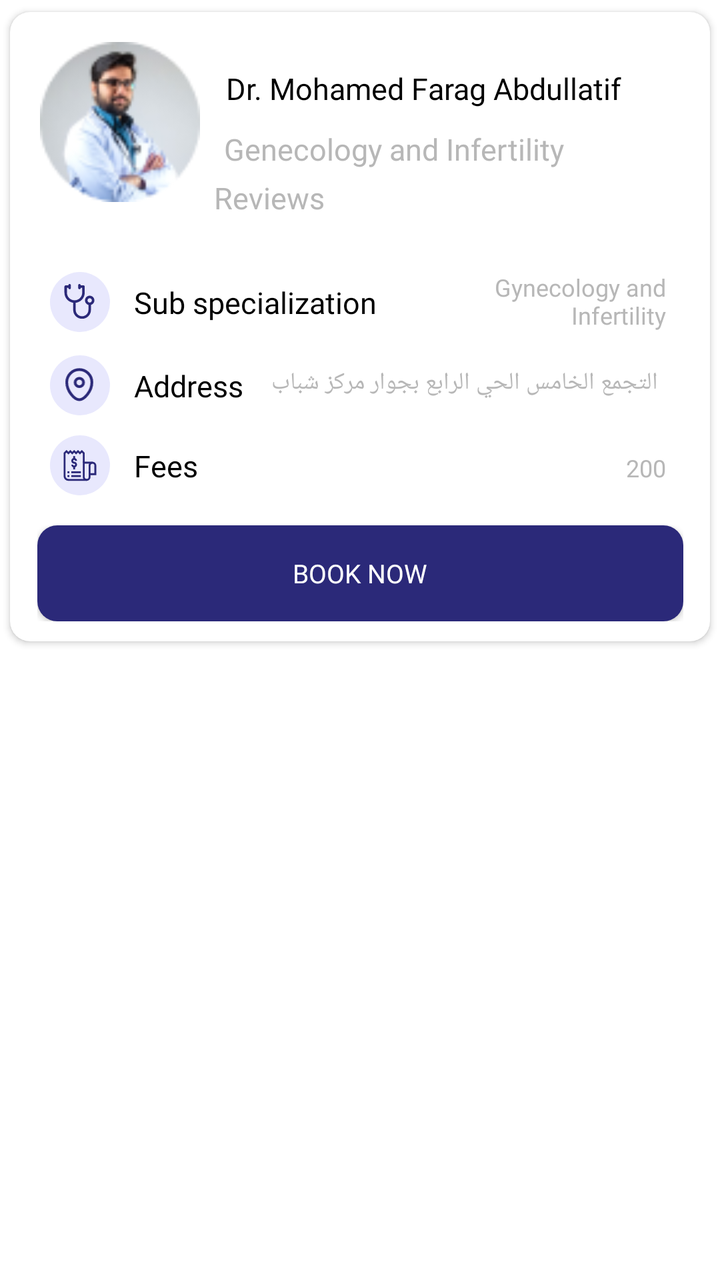
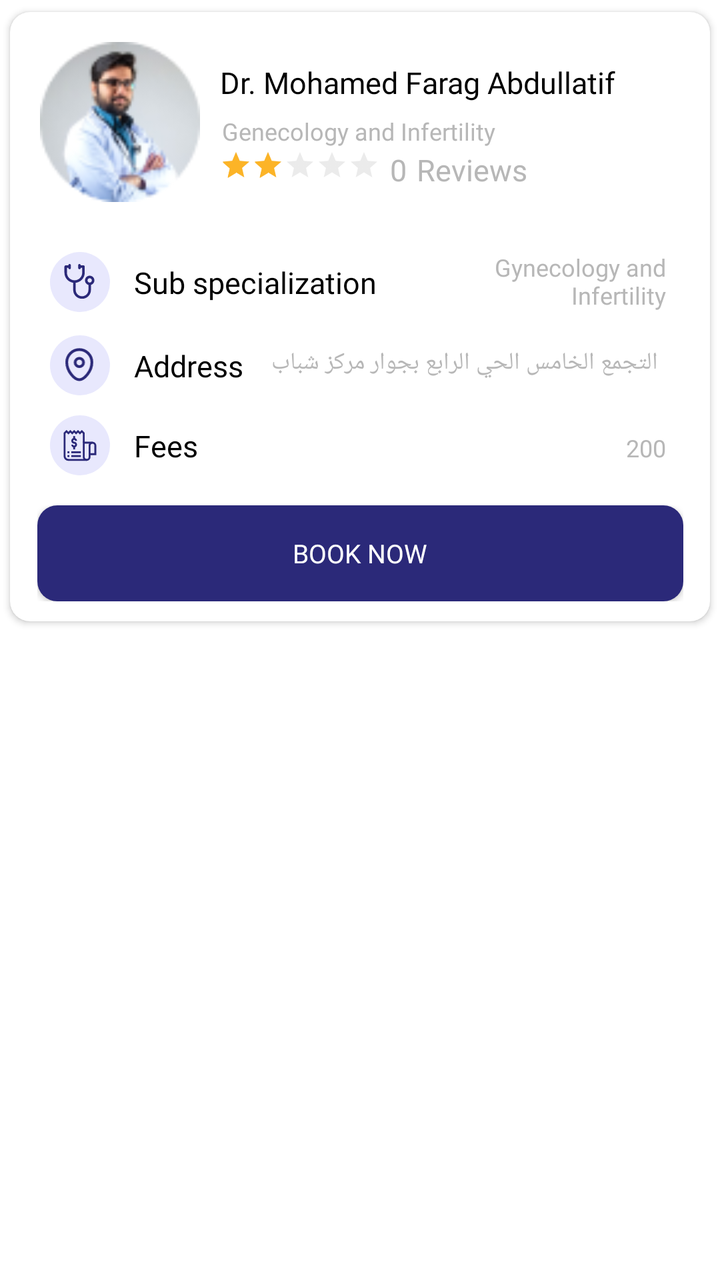

Screens rendered from an Android XML layout before and after an edit, with the pre-edit source and the edit as a unified diff.
<!-- AndroidManifest.xml: application theme Theme.NewDesign -->
<!-- res/layout/item_layout_doctors.xml -->
<?xml version="1.0" encoding="utf-8"?>
<layout xmlns:android="http://schemas.android.com/apk/res/android"
    xmlns:app="http://schemas.android.com/apk/res-auto">

    <androidx.constraintlayout.widget.ConstraintLayout
        android:layout_width="match_parent"
        android:layout_height="wrap_content">

        <androidx.cardview.widget.CardView
            android:id="@+id/cardview"
            android:layout_width="match_parent"
            android:layout_height="wrap_content"
            app:cardCornerRadius="10dp"
            app:cardUseCompatPadding="true"
            app:layout_constraintEnd_toEndOf="parent"
            app:layout_constraintStart_toStartOf="parent"
            app:layout_constraintTop_toTopOf="parent">

            <androidx.constraintlayout.widget.ConstraintLayout
                android:id="@+id/layput_services"
                android:layout_width="match_parent"
                android:layout_height="match_parent"
                android:padding="5dp">

                <androidx.constraintlayout.widget.ConstraintLayout
                    android:id="@+id/layout_doctorsDetail"
                    android:layout_width="match_parent"
                    android:layout_height="wrap_content"
                    android:layout_margin="10dp"
                    app:layout_constraintEnd_toEndOf="parent"
                    app:layout_constraintStart_toStartOf="parent"
                    app:layout_constraintTop_toTopOf="parent">

                    <com.google.android.material.imageview.ShapeableImageView
                        android:id="@+id/iv_doctorProfile"
                        android:layout_width="80dp"
                        android:layout_height="80dp"
                        android:src="@drawable/ic_docspecialization"
                        app:layout_constraintStart_toStartOf="parent"
                        app:layout_constraintTop_toTopOf="parent" />

                    <androidx.appcompat.widget.AppCompatTextView
                        android:id="@+id/tv_doctorName"
                        android:layout_width="0dp"
                        android:layout_height="wrap_content"
                        android:layout_marginStart="10dp"
                        android:layout_marginTop="10dp"
                        android:fontFamily="@font/avenirltstd_roman"
                        android:gravity="start"
                        android:padding="3dp"
                        android:text="Dr. Mohamed Farag Abdullatif"
                        android:textColor="@color/black"
                        android:textSize="15sp"
                        app:layout_constraintStart_toEndOf="@+id/iv_doctorProfile"
                        app:layout_constraintTop_toTopOf="@+id/iv_doctorProfile" />

                    <androidx.appcompat.widget.AppCompatTextView
                        android:id="@+id/tv_Specialization"
                        android:layout_width="0dp"
                        android:layout_height="wrap_content"
                        android:layout_marginStart="10dp"
                        android:layout_marginTop="5dp"
                        android:fontFamily="@font/avenirltstd_roman"
                        android:gravity="start"
                        android:padding="2dp"
                        android:text="Genecology and Infertility"
                        android:textColor="@color/gray"
                        android:textSize="15sp"
                        app:layout_constraintStart_toEndOf="@+id/iv_doctorProfile"
                        app:layout_constraintEnd_toEndOf="parent"
                        android:layout_marginEnd="@dimen/_10sdp"
                        app:layout_constraintTop_toBottomOf="@+id/tv_doctorName" />

                    <com.google.android.material.imageview.ShapeableImageView
                        android:id="@+id/iv_star"
                        android:layout_width="18dp"
                        android:layout_height="15dp"
                        android:layout_marginStart="10dp"
                        android:adjustViewBounds="true"
                        android:visibility="gone"
                        android:src="@drawable/ic_star"
                        app:layout_constraintBottom_toBottomOf="parent"
                        app:layout_constraintStart_toEndOf="@+id/iv_doctorProfile"
                        app:layout_constraintTop_toBottomOf="@+id/tv_Specialization" />

                    <androidx.appcompat.widget.AppCompatTextView
                        android:id="@+id/tv_Reviews"
                        android:layout_width="0dp"
                        android:layout_height="wrap_content"
                        android:layout_marginStart="5dp"
                        android:fontFamily="@font/avenirltstd_roman"
                        android:gravity="start"
                        android:padding="2dp"
                        android:text="@string/reviews"
                        android:textColor="@color/gray"
                        android:textSize="15sp"
                        app:layout_constraintStart_toEndOf="@+id/iv_star"
                        app:layout_constraintTop_toBottomOf="@+id/tv_Specialization" />

                </androidx.constraintlayout.widget.ConstraintLayout>


                <androidx.constraintlayout.widget.ConstraintLayout
                    android:id="@+id/layout_Subspecialization"
                    android:layout_width="match_parent"
                    android:layout_height="wrap_content"
                    android:layout_marginTop="10dp"
                    android:padding="5dp"
                    app:layout_constraintTop_toBottomOf="@+id/layout_doctorsDetail">

                    <androidx.constraintlayout.widget.ConstraintLayout
                        android:id="@+id/layout_Sub_specialization"
                        android:layout_width="30dp"
                        android:layout_height="30dp"
                        android:layout_marginTop="10dp"
                        android:layout_marginStart="10dp"
                        android:background="@drawable/bg_image_circle"
                        app:layout_constraintStart_toStartOf="parent"
                        app:layout_constraintTop_toTopOf="parent">

                        <com.google.android.material.imageview.ShapeableImageView
                            android:id="@+id/iv_sub_specialization"
                            android:layout_width="18dp"
                            android:layout_height="18dp"
                            android:adjustViewBounds="true"
                            android:src="@drawable/ic_sub_specialization"
                            app:layout_constraintBottom_toBottomOf="parent"
                            app:layout_constraintEnd_toEndOf="parent"
                            app:layout_constraintStart_toStartOf="parent"
                            app:layout_constraintTop_toTopOf="parent" />
                    </androidx.constraintlayout.widget.ConstraintLayout>

                    <androidx.appcompat.widget.AppCompatTextView
                        android:id="@+id/tv_sub_specialization"
                        android:layout_width="wrap_content"
                        android:layout_height="wrap_content"
                        android:layout_marginStart="10dp"
                        android:layout_marginTop="10dp"
                        android:fontFamily="@font/avenirltstd_roman"
                        android:gravity="start"
                        android:padding="2dp"
                        android:text="@string/sub_specialization"
                        android:textColor="@color/black"
                        android:textSize="15sp"
                        app:layout_constraintStart_toEndOf="@+id/layout_Sub_specialization"
                        app:layout_constraintBottom_toBottomOf="@+id/layout_Sub_specialization"
                       app:layout_constraintTop_toTopOf="parent" />

                    <androidx.appcompat.widget.AppCompatTextView
                            android:id="@+id/sub_specialization"
                            android:layout_width="0dp"
                            android:layout_height="wrap_content"
                            android:layout_marginStart="10dp"
                            android:layout_marginTop="10dp"
                            android:layout_marginEnd="10dp"
                            android:fontFamily="@font/avenirltstd_black"
                            android:gravity="end"
                            android:padding="2dp"
                            android:text="Gynecology and Infertility"
                            android:textColor="@color/gray"
                            android:textSize="12sp"
                            app:layout_constraintEnd_toEndOf="parent"
                            app:layout_constraintStart_toEndOf="@+id/tv_sub_specialization"
                            app:layout_constraintBottom_toBottomOf="@+id/layout_Sub_specialization"
                            app:layout_constraintTop_toTopOf="parent" app:layout_constraintHorizontal_bias="0.0"
                            app:layout_constraintVertical_bias="0.687"/>
                </androidx.constraintlayout.widget.ConstraintLayout>
                <androidx.constraintlayout.widget.ConstraintLayout
                    android:id="@+id/Address"
                    android:layout_width="match_parent"
                    android:layout_height="wrap_content"
                    android:padding="5dp"
                    app:layout_constraintTop_toBottomOf="@+id/layout_Subspecialization">

                    <androidx.constraintlayout.widget.ConstraintLayout
                        android:id="@+id/layout_Address"
                        android:layout_width="30dp"
                        android:layout_height="30dp"
                        android:layout_marginStart="10dp"
                        android:background="@drawable/bg_image_circle"
                        app:layout_constraintStart_toStartOf="parent"
                        app:layout_constraintTop_toTopOf="parent">

                        <com.google.android.material.imageview.ShapeableImageView
                            android:id="@+id/iv_Address"
                            android:layout_width="18dp"
                            android:layout_height="18dp"
                            android:adjustViewBounds="true"
                            android:src="@drawable/ic_location"
                            app:layout_constraintBottom_toBottomOf="parent"
                            app:layout_constraintEnd_toEndOf="parent"
                            app:layout_constraintStart_toStartOf="parent"
                            app:layout_constraintTop_toTopOf="parent" />
                    </androidx.constraintlayout.widget.ConstraintLayout>

                    <androidx.appcompat.widget.AppCompatTextView
                        android:id="@+id/tv_Address"
                        android:layout_width="wrap_content"
                        android:layout_height="wrap_content"
                        android:layout_marginStart="10dp"
                        android:fontFamily="@font/avenirltstd_roman"
                        android:gravity="start"
                        android:padding="2dp"
                        android:text="@string/address"
                        android:textColor="@color/black"
                        android:textSize="15sp"
                        app:layout_constraintStart_toEndOf="@+id/layout_Address"
                        app:layout_constraintBottom_toBottomOf="@+id/layout_Address"
                        app:layout_constraintTop_toTopOf="parent" />

                    <androidx.appcompat.widget.AppCompatTextView
                        android:id="@+id/location"
                        android:layout_width="0dp"
                        android:layout_height="wrap_content"
                        android:layout_marginStart="10dp"
                        android:layout_marginEnd="10dp"
                        android:fontFamily="@font/avenirltstd_black"
                        android:gravity="end"
                        android:padding="2dp"
                        android:maxLines="1"
                        android:text="التجمع الخامس الحي الرابع بجوار مركز شباب التجمع الخامس 44 بـــ شارع 11"
                        android:textColor="@color/gray"
                        android:textSize="12sp"
                        app:layout_constraintEnd_toEndOf="parent"
                        app:layout_constraintStart_toEndOf="@+id/tv_Address"
                        app:layout_constraintBottom_toBottomOf="@+id/tv_Address"
                        app:layout_constraintTop_toTopOf="parent" />
                </androidx.constraintlayout.widget.ConstraintLayout>
                <androidx.constraintlayout.widget.ConstraintLayout
                    android:id="@+id/Waiting_Time"
                    android:layout_width="match_parent"
                    android:layout_height="wrap_content"
                    android:padding="5dp"
                    android:visibility="gone"
                    app:layout_constraintTop_toBottomOf="@+id/Address">

                    <androidx.constraintlayout.widget.ConstraintLayout
                        android:id="@+id/layout_Waiting_Time"
                        android:layout_width="30dp"
                        android:layout_height="30dp"
                        android:layout_marginStart="10dp"
                        android:background="@drawable/bg_image_circle"
                        app:layout_constraintStart_toStartOf="parent"
                        app:layout_constraintTop_toTopOf="parent">

                        <com.google.android.material.imageview.ShapeableImageView
                            android:id="@+id/iv_WaitingTime"
                            android:layout_width="18dp"
                            android:layout_height="18dp"
                            android:adjustViewBounds="true"
                            android:src="@drawable/ic_watingtime"
                            app:layout_constraintBottom_toBottomOf="parent"
                            app:layout_constraintEnd_toEndOf="parent"
                            app:layout_constraintStart_toStartOf="parent"
                            app:layout_constraintTop_toTopOf="parent" />
                    </androidx.constraintlayout.widget.ConstraintLayout>

                    <androidx.appcompat.widget.AppCompatTextView
                        android:id="@+id/tv_WaitingTime"
                        android:layout_width="wrap_content"
                        android:layout_height="wrap_content"
                        android:layout_marginStart="10dp"
                        android:fontFamily="@font/avenirltstd_roman"
                        android:gravity="start"
                        android:padding="2dp"
                        android:text="@string/waiting_time"
                        android:textColor="@color/black"
                        android:textSize="15sp"
                        app:layout_constraintStart_toEndOf="@+id/layout_Waiting_Time"
                        app:layout_constraintBottom_toBottomOf="@+id/layout_Waiting_Time"
                        app:layout_constraintTop_toTopOf="parent" />

                    <androidx.appcompat.widget.AppCompatTextView
                        android:id="@+id/waitingTime"
                        android:layout_width="0dp"
                        android:layout_height="wrap_content"
                        android:layout_marginStart="10dp"
                        android:layout_marginEnd="10dp"
                        android:fontFamily="@font/avenirltstd_black"
                        android:gravity="start"
                        android:padding="2dp"
                        android:text=""
                        android:textColor="@color/gray"
                        android:textSize="12sp"
                        app:layout_constraintEnd_toEndOf="parent"
                        app:layout_constraintStart_toEndOf="@+id/tv_WaitingTime"
                        app:layout_constraintBottom_toBottomOf="@+id/tv_WaitingTime"
                        app:layout_constraintTop_toTopOf="parent" />
                </androidx.constraintlayout.widget.ConstraintLayout>
                <androidx.constraintlayout.widget.ConstraintLayout
                    android:id="@+id/Fees"
                    android:layout_width="match_parent"
                    android:layout_height="wrap_content"
                    android:padding="5dp"
                    app:layout_constraintTop_toBottomOf="@+id/Waiting_Time">

                    <androidx.constraintlayout.widget.ConstraintLayout
                        android:id="@+id/layout_Fees"
                        android:layout_width="30dp"
                        android:layout_height="30dp"
                        android:layout_marginStart="10dp"
                        android:background="@drawable/bg_image_circle"
                        app:layout_constraintStart_toStartOf="parent"
                        app:layout_constraintTop_toTopOf="parent">

                        <com.google.android.material.imageview.ShapeableImageView
                            android:id="@+id/iv_Fees"
                            android:layout_width="18dp"
                            android:layout_height="18dp"
                            android:adjustViewBounds="true"
                            android:src="@drawable/ic_fees"
                            app:layout_constraintBottom_toBottomOf="parent"
                            app:layout_constraintEnd_toEndOf="parent"
                            app:layout_constraintStart_toStartOf="parent"
                            app:layout_constraintTop_toTopOf="parent" />
                    </androidx.constraintlayout.widget.ConstraintLayout>

                    <androidx.appcompat.widget.AppCompatTextView
                        android:id="@+id/tv_Fees"
                        android:layout_width="wrap_content"
                        android:layout_height="wrap_content"
                        android:layout_marginStart="10dp"

                        android:fontFamily="@font/avenirltstd_roman"
                        android:gravity="start"
                        android:padding="2dp"
                        android:text="@string/fees"
                        android:textColor="@color/black"
                        android:textSize="15sp"
                        app:layout_constraintStart_toEndOf="@+id/layout_Fees"
                        app:layout_constraintBottom_toBottomOf="@+id/layout_Fees"
                        app:layout_constraintTop_toTopOf="@id/layout_Fees" />

                    <androidx.appcompat.widget.AppCompatTextView
                        android:id="@+id/Feesresult"
                        android:layout_width="0dp"
                        android:layout_height="wrap_content"
                        android:layout_marginStart="10dp"
                        android:layout_marginEnd="10dp"
                        android:layout_marginTop="5dp"
                        android:fontFamily="@font/avenirltstd_black"
                        android:gravity="end"
                        android:padding="2dp"
                        android:text="200"
                        android:textColor="@color/gray"
                        android:textSize="12sp"
                        app:layout_constraintEnd_toEndOf="parent"
                        app:layout_constraintStart_toEndOf="@+id/tv_Fees"
                        app:layout_constraintBottom_toBottomOf="@+id/tv_Fees"
                        app:layout_constraintTop_toTopOf="parent" />
                </androidx.constraintlayout.widget.ConstraintLayout>

                <androidx.constraintlayout.widget.ConstraintLayout
                    android:id="@+id/layout"
                    android:layout_width="0dp"
                    android:layout_height="wrap_content"
                    app:layout_constraintEnd_toEndOf="parent"
                    app:layout_constraintStart_toStartOf="parent"
                    app:layout_constraintTop_toBottomOf="@+id/Fees"
                    app:layout_constraintBottom_toBottomOf="parent"
                    android:layout_marginBottom="5dp"
                    app:layout_constraintWidth_percent=".95"
                    android:layout_marginTop="10dp">
                    <androidx.appcompat.widget.AppCompatButton
                        android:id="@+id/btn_booking"
                        android:layout_width="0dp"
                        android:layout_height="wrap_content"
                        android:background="@drawable/bg_chooselang_button"
                        android:fontFamily="@font/avenirltstd_roman"
                        android:text="@string/book_now"
                        android:textColor="@color/white"
                        android:textSize="13sp"
                        app:layout_constraintEnd_toEndOf="parent"
                        app:layout_constraintStart_toStartOf="parent"
                        app:layout_constraintTop_toTopOf="parent"
                        />
                </androidx.constraintlayout.widget.ConstraintLayout>





            </androidx.constraintlayout.widget.ConstraintLayout>
        </androidx.cardview.widget.CardView>


    </androidx.constraintlayout.widget.ConstraintLayout>

</layout>
<!-- resources referenced by this layout -->
<resources>
  <color name="black">#FF000000</color>
  <color name="gray">#B7B7B7</color>
  <color name="white">#FFFFFFFF</color>
  <!-- drawable bg_chooselang_button (drawable) -->
  <?xml version="1.0" encoding="utf-8"?>
  <shape xmlns:android="http://schemas.android.com/apk/res/android"
      android:shape="rectangle"
      >
  
      <corners android:radius="10dp"/>
      <solid android:color="@color/blue"/>
  
  
  </shape>
  <!-- drawable bg_image_circle (drawable) -->
  <?xml version="1.0" encoding="utf-8"?>
  <shape xmlns:android="http://schemas.android.com/apk/res/android"
      android:shape="oval"
      >
  
      <solid android:color="@color/color_completeprofile"/>
      <size android:width="50dp" android:height="50dp"/>
  
  </shape>
  <!-- drawable ic_location (drawable) -->
  <vector xmlns:android="http://schemas.android.com/apk/res/android"
      android:width="11dp"
      android:height="13dp"
      android:viewportWidth="11"
      android:viewportHeight="13">
    <path
        android:strokeWidth="1"
        android:pathData="M6.766,5.471C6.766,4.636 6.09,3.96 5.256,3.96C4.422,3.96 3.746,4.636 3.746,5.471C3.746,6.305 4.422,6.981 5.256,6.981C6.09,6.981 6.766,6.305 6.766,5.471Z"
        android:strokeLineJoin="round"
        android:fillColor="#00000000"
        android:fillType="evenOdd"
        android:strokeColor="#2B2979"
        android:strokeLineCap="round"/>
    <path
        android:strokeWidth="1"
        android:pathData="M5.25,11.688C3.499,11.688 0.719,8.642 0.719,5.403C0.719,2.868 2.747,0.813 5.25,0.813C7.752,0.813 9.781,2.868 9.781,5.403C9.781,8.642 7.001,11.688 5.25,11.688Z"
        android:strokeLineJoin="round"
        android:fillColor="#00000000"
        android:fillType="evenOdd"
        android:strokeColor="#2B2979"
        android:strokeLineCap="round"/>
  </vector>
  <!-- drawable ic_watingtime (drawable) -->
  <vector xmlns:android="http://schemas.android.com/apk/res/android"
      android:width="15dp"
      android:height="15dp"
      android:viewportWidth="15"
      android:viewportHeight="15">
    <path
        android:strokeWidth="1"
        android:pathData="M12.838,7.25C12.838,10.337 10.336,12.839 7.25,12.839C4.163,12.839 1.661,10.337 1.661,7.25C1.661,4.164 4.163,1.662 7.25,1.662C10.336,1.662 12.838,4.164 12.838,7.25Z"
        android:strokeLineJoin="round"
        android:fillColor="#00000000"
        android:fillType="evenOdd"
        android:strokeColor="#2B2979"
        android:strokeLineCap="round"/>
    <path
        android:strokeWidth="1"
        android:pathData="M9.323,9.028L7.045,7.669V4.741"
        android:strokeLineJoin="round"
        android:fillColor="#00000000"
        android:strokeColor="#2B2979"
        android:strokeLineCap="round"/>
  </vector>
  <string name="address">Address</string>
  <string name="book_now">Book Now</string>
  <string name="fees">Fees</string>
  <string name="reviews">Reviews</string>
  <string name="sub_specialization">Sub specialization</string>
  <string name="waiting_time">Waiting Time</string>
  <style name="Theme.NewDesign" parent="Theme.MaterialComponents.Light.NoActionBar">
          
          <item name="colorPrimary">@color/purple_500</item>
          <item name="colorPrimaryVariant">@color/purple_700</item>
          <item name="colorOnPrimary">@color/white</item>
          
          <item name="colorSecondary">#0639BA</item>
          <item name="colorSecondaryVariant">@color/teal_700</item>
          <item name="colorOnSecondary">@color/black</item>
          
          <item name="android:statusBarColor">?attr/colorPrimaryVariant</item>
          
      </style>
  <color name="blue">#2B2979</color>
  <color name="color_completeprofile">#E8E8FD</color>
  <color name="purple_500">#FF6200EE</color>
  <color name="purple_700">#FF3700B3</color>
  <color name="teal_700">#FF018786</color>
  <!-- unchanged entries left out for length: 4 -->
</resources>

<!-- the commit's change to res/layout/item_layout_doctors.xml (unified diff, before → after) -->
@@ -47,7 +47,6 @@
                         android:layout_marginTop="10dp"
                         android:fontFamily="@font/avenirltstd_roman"
                         android:gravity="start"
-                        android:padding="3dp"
                         android:text="Dr. Mohamed Farag Abdullatif"
                         android:textColor="@color/black"
                         android:textSize="15sp"
@@ -62,10 +61,10 @@
                         android:layout_marginTop="5dp"
                         android:fontFamily="@font/avenirltstd_roman"
                         android:gravity="start"
-                        android:padding="2dp"
+                        android:padding="1dp"
                         android:text="Genecology and Infertility"
                         android:textColor="@color/gray"
-                        android:textSize="15sp"
+                        android:textSize="12sp"
                         app:layout_constraintStart_toEndOf="@+id/iv_doctorProfile"
                         app:layout_constraintEnd_toEndOf="parent"
                         android:layout_marginEnd="@dimen/_10sdp"
@@ -83,19 +82,53 @@
                         app:layout_constraintStart_toEndOf="@+id/iv_doctorProfile"
                         app:layout_constraintTop_toBottomOf="@+id/tv_Specialization" />
 
-                    <androidx.appcompat.widget.AppCompatTextView
-                        android:id="@+id/tv_Reviews"
+
+                    <androidx.appcompat.widget.AppCompatTextView
+                        android:id="@+id/Reviews"
                         android:layout_width="0dp"
                         android:layout_height="wrap_content"
                         android:layout_marginStart="5dp"
                         android:fontFamily="@font/avenirltstd_roman"
                         android:gravity="start"
-                        android:padding="2dp"
-                        android:text="@string/reviews"
+                        android:layout_marginTop="@dimen/_5sdp"
+                        android:text="0"
                         android:textColor="@color/gray"
                         android:textSize="15sp"
-                        app:layout_constraintStart_toEndOf="@+id/iv_star"
+                        app:layout_constraintStart_toEndOf="@+id/ratingBar"
                         app:layout_constraintTop_toBottomOf="@+id/tv_Specialization" />
+                    <androidx.appcompat.widget.AppCompatTextView
+                            android:id="@+id/tv_Reviews"
+                            android:layout_width="0dp"
+                            android:layout_height="wrap_content"
+                            android:layout_marginStart="5dp"
+                            android:fontFamily="@font/avenirltstd_roman"
+                            android:gravity="start"
+                            android:layout_marginTop="@dimen/_5sdp"
+                            android:text="@string/reviews"
+                            android:textColor="@color/gray"
+                            android:textSize="15sp"
+                            app:layout_constraintStart_toEndOf="@+id/Reviews"
+                            app:layout_constraintEnd_toEndOf="parent"
+                            app:layout_constraintTop_toBottomOf="@+id/tv_Specialization" />
+
+                    <androidx.appcompat.widget.AppCompatRatingBar
+                            android:id="@+id/ratingBar"
+                            android:layout_width="wrap_content"
+                            android:layout_height="wrap_content"
+                            android:layout_marginStart="10dp"
+                            app:layout_constraintTop_toBottomOf="@+id/tv_Specialization"
+                            app:layout_constraintStart_toEndOf="@+id/iv_star"
+                            android:rating="2"
+                            android:theme="@style/ratingBar"
+                            android:layout_marginTop="@dimen/_5sdp"
+                            style="?android:attr/ratingBarStyleSmall"
+                            android:transformPivotX="0dp"
+                            android:transformPivotY="0dp"
+                            android:isIndicator="true"
+                            android:minHeight="@dimen/_10sdp"
+                            android:minWidth="@dimen/_5sdp"
+
+                    />
 
                 </androidx.constraintlayout.widget.ConstraintLayout>
 
<!-- resource entries referenced after the edit -->
@@ -75,6 +75,13 @@
   <string name="reviews">Reviews</string>
   <string name="sub_specialization">Sub specialization</string>
   <string name="waiting_time">Waiting Time</string>
+  <style name="ratingBar" parent="Widget.AppCompat.RatingBar">
+          
+          <item name="colorControlNormal">#4D000000</item>
+          
+          <item name="colorControlActivated">#FCB427</item>
+  
+      </style>
   <style name="Theme.NewDesign" parent="Theme.MaterialComponents.Light.NoActionBar">
           
           <item name="colorPrimary">@color/purple_500</item>
